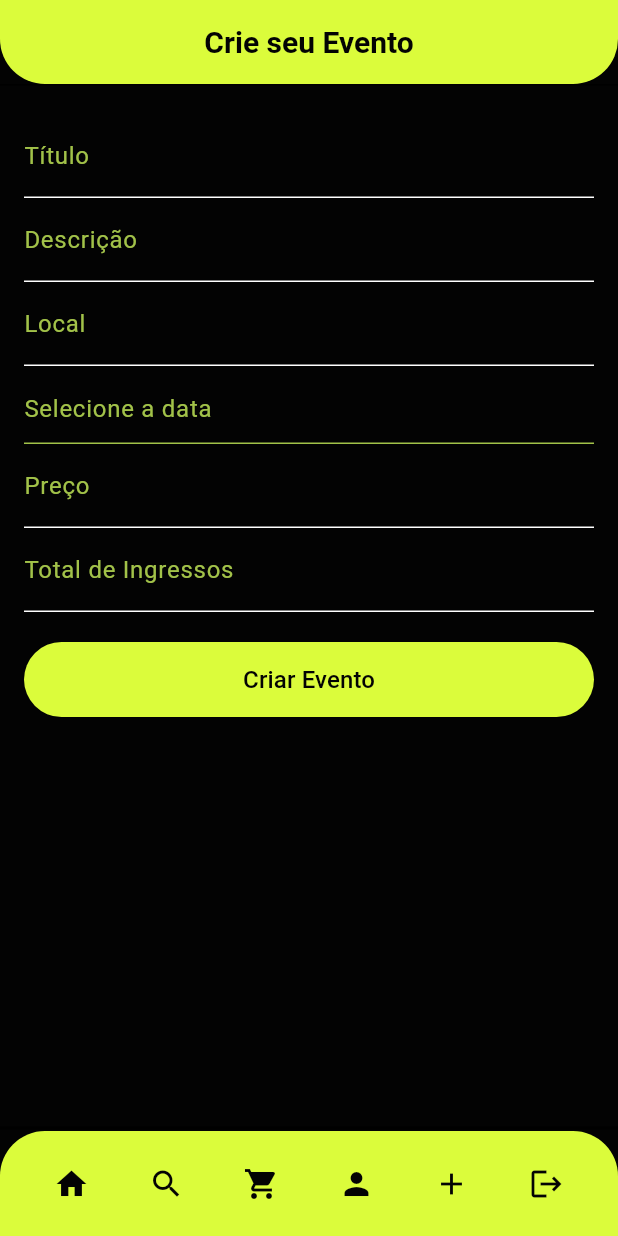
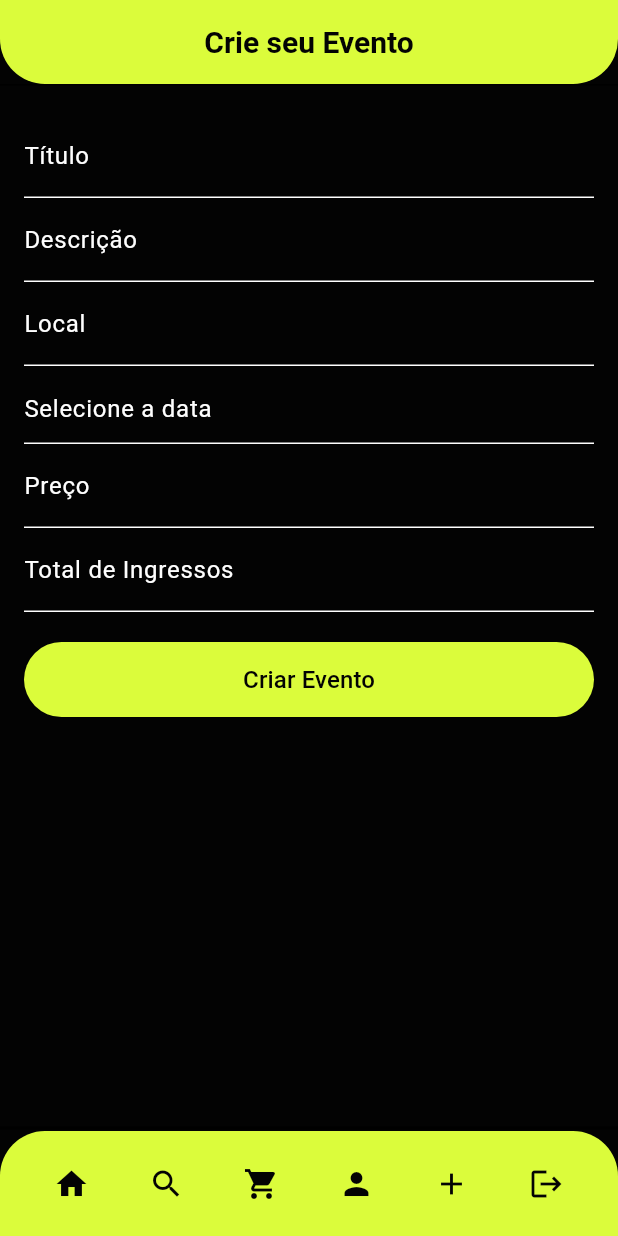
Before and after one commit to tiagojordao/Tickets4Devs, a Flutter app: the CreateEventPage screen opened by its route, on a phone screen of 412 x 824 dp. Run offline on Flutter 3.47's test engine with Material 3 defaults, Android fonts, the phone set to English and light mode, and no system bars; our stand-ins replace go_router.

Commit message:
refact: routes

```diff
--- a/lib/screens/CreateEventPage.dart
+++ b/lib/screens/CreateEventPage.dart
@@ -50,7 +50,7 @@ class _CreateEventPageState extends State<CreateEventPage> {
         totalTickets: int.parse(_ticketsController.text),
       );
 
-      // Aqui você pode fazer algo com o evento, como enviá-lo a um backend
+      // adicionar logica para salvamento
 
       // Exemplo de feedback visual
       ScaffoldMessenger.of(context).showSnackBar(
@@ -110,14 +110,14 @@ class _CreateEventPageState extends State<CreateEventPage> {
               // Campo para o título do evento
               TextFormField(
                 controller: _titleController,
-                style: const TextStyle(
-                  color: Color.fromRGBO(162, 194, 73, 1),
+                style: TextStyle(
+                  color: Theme.of(context).primaryColorLight,
                   fontSize: 16, // Tamanho da fonte do texto
                 ),
-                decoration: const InputDecoration(
+                decoration: InputDecoration(
                   labelText: 'Título',
                   labelStyle: TextStyle(
-                    color: Color.fromRGBO(162, 194, 73, 1),
+                    color: Theme.of(context).primaryColorLight,
                     fontSize: 16, // Tamanho da fonte do label
                   ),
                 ),
@@ -132,14 +132,14 @@ class _CreateEventPageState extends State<CreateEventPage> {
               // Campo para a descrição do evento
               TextFormField(
                 controller: _descriptionController,
-                style: const TextStyle(
-                  color: Color.fromRGBO(162, 194, 73, 1),
+                style: TextStyle(
+                  color: Theme.of(context).primaryColorLight,
                   fontSize: 16,
                 ),
-                decoration: const InputDecoration(
+                decoration: InputDecoration(
                   labelText: 'Descrição',
                   labelStyle: TextStyle(
-                    color: Color.fromRGBO(162, 194, 73, 1),
+                    color: Theme.of(context).primaryColorLight,
                     fontSize: 16,
                   ),
                 ),
@@ -154,14 +154,14 @@ class _CreateEventPageState extends State<CreateEventPage> {
               // Campo para o local do evento
               TextFormField(
                 controller: _localController,
-                style: const TextStyle(
-                  color: Color.fromRGBO(162, 194, 73, 1),
+                style: TextStyle(
+                  color: Theme.of(context).primaryColorLight,
                   fontSize: 16,
                 ),
-                decoration: const InputDecoration(
+                decoration: InputDecoration(
                   labelText: 'Local',
                   labelStyle: TextStyle(
-                    color: Color.fromRGBO(162, 194, 73, 1),
+                    color: Theme.of(context).primaryColorLight,
                     fontSize: 16,
                   ),
                 ),
@@ -178,23 +178,23 @@ class _CreateEventPageState extends State<CreateEventPage> {
                 onTap: () => _pickDate(context),
                 child: AbsorbPointer(
                   child: TextFormField(
-                    style: const TextStyle(
-                      color: Color.fromRGBO(162, 194, 73, 1),
+                    style: TextStyle(
+                      color: Theme.of(context).primaryColorLight,
                     ),
                     decoration: InputDecoration(
                       hintText: _selectedDate ?? 'Selecione a data',
-                      hintStyle: const TextStyle(
-                        color: Color.fromRGBO(162, 194, 73, 1),
+                      hintStyle: TextStyle(
+                        color: Theme.of(context).primaryColorLight,
                         fontSize: 16,
                       ),
-                      enabledBorder: const UnderlineInputBorder(
+                      enabledBorder: UnderlineInputBorder(
                         borderSide: BorderSide(
-                          color: Color.fromRGBO(162, 194, 73, 1),
+                          color: Theme.of(context).primaryColorLight,
                         ),
                       ),
-                      focusedBorder: const UnderlineInputBorder(
+                      focusedBorder: UnderlineInputBorder(
                         borderSide: BorderSide(
-                          color: Color.fromRGBO(162, 194, 73, 1),
+                          color: Theme.of(context).primaryColorLight,
                         ),
                       ),
                     ),
@@ -211,14 +211,14 @@ class _CreateEventPageState extends State<CreateEventPage> {
               // Campo para o preço do evento
               TextFormField(
                 controller: _priceController,
-                style: const TextStyle(
-                  color: Color.fromRGBO(162, 194, 73, 1),
+                style: TextStyle(
+                  color: Theme.of(context).primaryColorLight,
                   fontSize: 16,
                 ),
-                decoration: const InputDecoration(
+                decoration: InputDecoration(
                   labelText: 'Preço',
                   labelStyle: TextStyle(
-                    color: Color.fromRGBO(162, 194, 73, 1),
+                    color: Theme.of(context).primaryColorLight,
                     fontSize: 16,
                   ),
                 ),
@@ -237,14 +237,14 @@ class _CreateEventPageState extends State<CreateEventPage> {
               // Campo para a quantidade total de ingressos
               TextFormField(
                 controller: _ticketsController,
-                style: const TextStyle(
-                  color: Color.fromRGBO(162, 194, 73, 1),
+                style: TextStyle(
+                  color: Theme.of(context).primaryColorLight,
                   fontSize: 16,
                 ),
-                decoration: const InputDecoration(
+                decoration: InputDecoration(
                   labelText: 'Total de Ingressos',
                   labelStyle: TextStyle(
-                    color: Color.fromRGBO(162, 194, 73, 1),
+                    color: Theme.of(context).primaryColorLight,
                     fontSize: 16,
                   ),
                 ),
--- a/lib/widgets/BottomNavBar.dart
+++ b/lib/widgets/BottomNavBar.dart
@@ -26,7 +26,7 @@ class BottomNavBar extends StatelessWidget {
               IconButton(
                 icon: Icon(Icons.home),
                 color: Theme.of(context).scaffoldBackgroundColor,
-                onPressed: () => context.go('/'),
+                onPressed: () {},
               ),
               IconButton(
                 icon: Icon(Icons.search),
```
